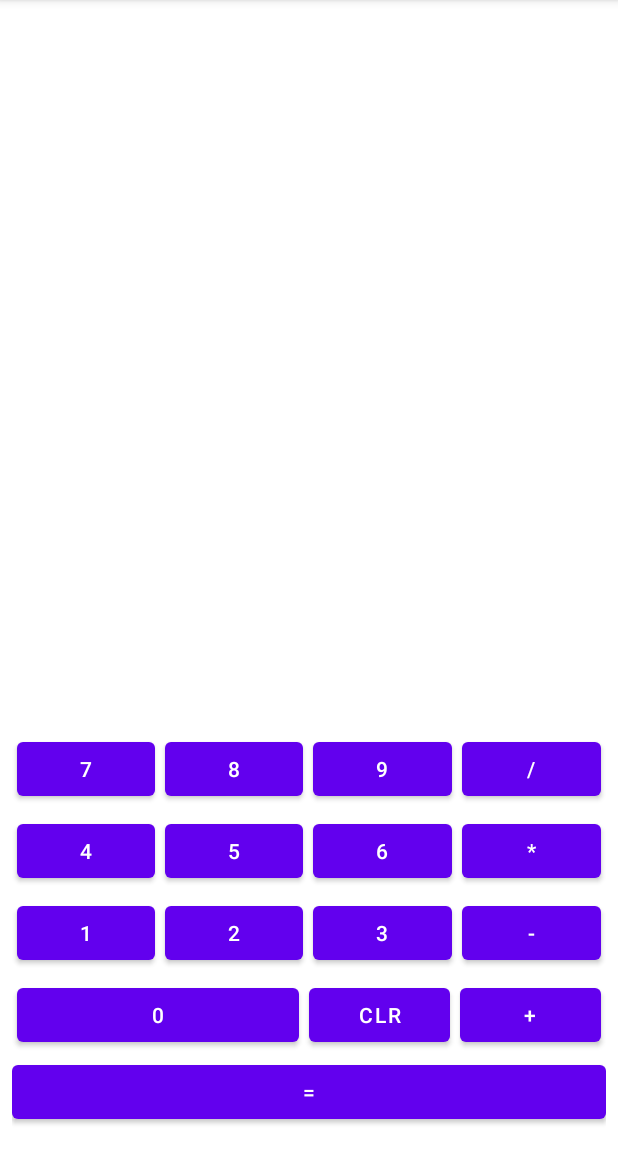
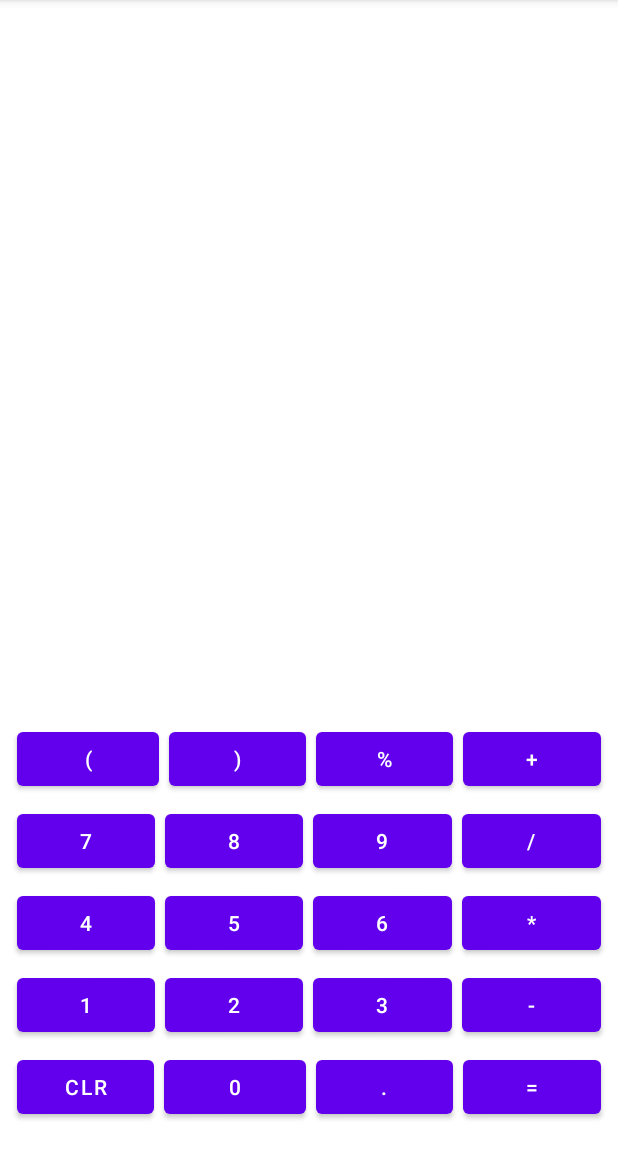
Before and after one commit to amirrezash80/CalCulator, an Android app: the screen it shows after launch (MainActivity), on a phone screen of 412 x 824 dp, the part 84-1236 px from its top. Run offline under Robolectric (Android 15) with nearby library versions, the phone set to English and light mode, and no system bars.

Commit message:
ui fixed

```diff
--- a/app/src/main/res/layout/activity_main.xml
+++ b/app/src/main/res/layout/activity_main.xml
@@ -39,6 +39,55 @@
                 android:orientation="horizontal">
 
                 <Button
+                    android:id="@+id/leftParentheses"
+                    android:layout_width="wrap_content"
+                    android:layout_height="wrap_content"
+                    android:layout_margin="3dp"
+                    android:layout_weight="2"
+                    android:onClick="DisplayDigits"
+                    android:tag="("
+                    android:text="("
+                    app:toggleCheckedStateOnClick="false" />
+
+                <Button
+                    android:id="@+id/RightParentheses"
+                    android:layout_width="wrap_content"
+                    android:layout_height="wrap_content"
+                    android:layout_margin="3dp"
+                    android:layout_weight="1"
+                    android:onClick="DisplayDigits"
+                    android:tag=")"
+                    android:text=")"
+                    app:toggleCheckedStateOnClick="false" />
+
+                <Button
+                    android:id="@+id/buttonPercentage"
+                    android:layout_width="wrap_content"
+                    android:layout_height="wrap_content"
+                    android:layout_margin="3dp"
+                    android:layout_weight="1"
+                    android:onClick="DisplayDigits"
+                    android:tag="%"
+                    android:text="%" />
+
+                <Button
+                    android:id="@+id/buttonPlus"
+                    android:layout_width="wrap_content"
+                    android:layout_height="wrap_content"
+                    android:layout_margin="3dp"
+                    android:layout_weight="1"
+                    android:onClick="DisplayDigits"
+                    android:tag="+"
+                    android:text="+"
+                    app:toggleCheckedStateOnClick="false" />
+            </LinearLayout>
+
+            <LinearLayout
+                android:layout_width="match_parent"
+                android:layout_height="wrap_content"
+                android:orientation="horizontal">
+
+                <Button
                     android:id="@+id/button7"
                     android:layout_width="0dp"
                     android:layout_height="wrap_content"
@@ -66,6 +115,7 @@
                     android:layout_height="wrap_content"
                     android:layout_margin="3dp"
                     android:layout_weight="1"
+                    android:onClick="DisplayDigits"
                     android:tag="9"
                     android:text="9" />
 
@@ -187,8 +237,17 @@
                 android:orientation="horizontal">
 
                 <Button
+                    android:id="@+id/buttonClear"
+                    android:layout_width="wrap_content"
+                    android:layout_height="wrap_content"
+                    android:layout_margin="3dp"
+                    android:layout_weight="1"
+                    android:onClick="ClearDigits"
+                    android:text="CLR" />
+
+                <Button
                     android:id="@+id/button0"
-                    android:layout_width="0dp"
+                    android:layout_width="wrap_content"
                     android:layout_height="wrap_content"
                     android:layout_margin="3dp"
                     android:layout_weight="2"
@@ -198,30 +257,27 @@
                     app:toggleCheckedStateOnClick="false" />
 
                 <Button
-                    android:id="@+id/buttonClear"
-                    android:layout_width="0dp"
-                    android:layout_height="wrap_content"
-                    android:layout_margin="3dp"
-                    android:layout_weight="1"
-                    android:text="CLR" />
-
-                <Button
-                    android:id="@+id/buttonPlus"
-                    android:layout_width="0dp"
+                    android:id="@+id/buttonDot"
+                    android:layout_width="wrap_content"
                     android:layout_height="wrap_content"
                     android:layout_margin="3dp"
                     android:layout_weight="1"
                     android:onClick="DisplayDigits"
-                    android:tag="+"
-                    android:text="+"
+                    android:tag="."
+                    android:text="."
+                    app:toggleCheckedStateOnClick="false" />
+
+                <Button
+                    android:id="@+id/buttonEqual"
+                    android:layout_width="wrap_content"
+                    android:layout_height="wrap_content"
+                    android:layout_margin="3dp"
+                    android:layout_weight="1"
+                    android:onClick="CalculateDigits"
+                    android:tag="="
+                    android:text="="
                     app:toggleCheckedStateOnClick="false" />
             </LinearLayout>
-
-            <Button
-                android:id="@+id/button11"
-                android:layout_width="match_parent"
-                android:layout_height="wrap_content"
-                android:text="=" />
 
         </LinearLayout>
     </LinearLayout>
```
Also changed, not shown: app/src/main/java/com/amirreza/calculator/Expression.kt (+21 -22 lines), app/src/main/java/com/amirreza/calculator/MainActivity.kt (+26 -6 lines).
